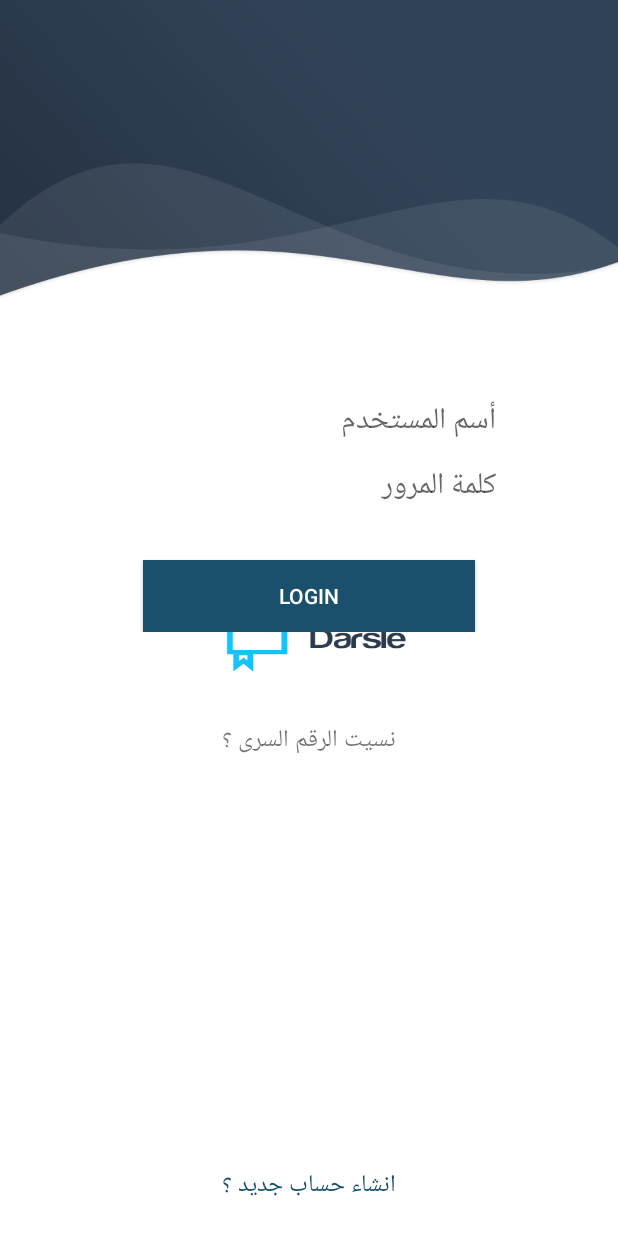
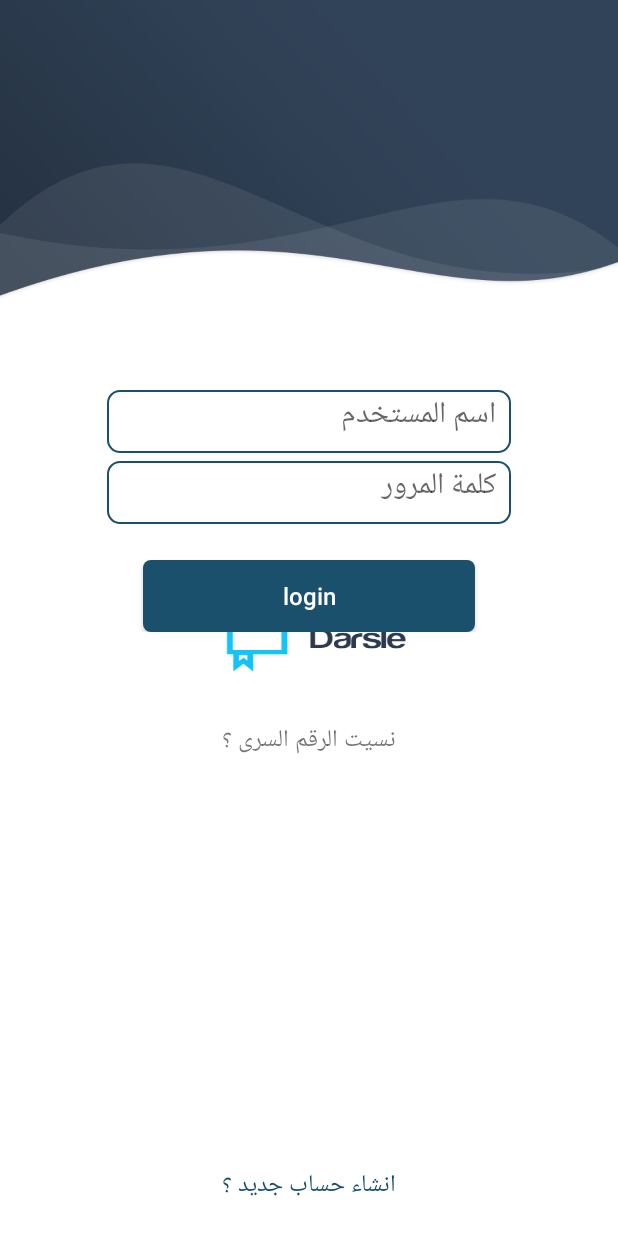
Before and after one commit to georgesamuel96/darsli, an Android app: the screen it shows after launch (LoginActivity), on a phone screen of 412 x 824 dp. Run offline under Robolectric (Android 15) with nearby library versions, the phone set to English and light mode, and no system bars.

Commit message:
finalize code

```diff
--- a/app/src/main/java/com/example/georgesamuel/darslidemo/MainActivity.java
+++ b/app/src/main/java/com/example/georgesamuel/darslidemo/MainActivity.java
@@ -7,24 +7,31 @@ import android.os.Bundle;
 
 public class MainActivity extends AppCompatActivity {
     Handler timer;
+    boolean isLogin;
 
     @Override
     protected void onCreate(Bundle savedInstanceState) {
         super.onCreate(savedInstanceState);
         setContentView(R.layout.activity_main);
+        isLogin = new SharedPrefConfig(this).getLoginStatus();
         timer = new Handler();
         timer.postDelayed(new Runnable() {
             @Override
             public void run() {
-                navigateToLogin();
+                navigateToNext(isLogin);
 
             }
         }, 2000L);
 
     }
 
-    private void navigateToLogin() {
-        Intent intent = new Intent(this, LoginActivity.class);
+    private void navigateToNext(Boolean isLogin) {
+        Intent intent = null;
+        if (isLogin) {
+            intent = new Intent(this, MaterialActivity.class);
+        } else {
+            intent = new Intent(this, LoginActivity.class);
+        }
         startActivity(intent);
         finish();
     }
--- a/app/src/main/java/com/example/georgesamuel/darslidemo/utils/AppConstants.java
+++ b/app/src/main/java/com/example/georgesamuel/darslidemo/utils/AppConstants.java
@@ -1,4 +1,7 @@
 package com.example.georgesamuel.darslidemo.utils;
 
 public class AppConstants {
+
+    public static String USERNAME = "Admin";
+    public static String PASSWORD = "Admin1234";
 }
--- /dev/null
+++ b/app/src/main/res/drawable/edit_text_bg.xml
@@ -0,0 +1,17 @@
+<?xml version="1.0" encoding="utf-8"?>
+<shape xmlns:android="http://schemas.android.com/apk/res/android"
+    android:shape="rectangle">
+
+    <solid android:color="@android:color/transparent" />
+    <corners android:radius="8dp" />
+    <stroke
+        android:width="1dp"
+        android:color="#1b506d"></stroke>
+
+    <padding
+        android:bottom="8dp"
+        android:left="8dp"
+        android:right="8dp"
+        android:top="8dp"></padding>
+
+</shape>
--- a/app/src/main/res/layout/activity_login.xml
+++ b/app/src/main/res/layout/activity_login.xml
@@ -34,8 +34,9 @@
             android:layout_width="269dp"
             android:layout_height="42dp"
             android:layout_centerHorizontal="true"
-            android:background="@drawable/et_bg"
+            android:background="@drawable/edit_text_bg"
             android:ems="20"
+            android:gravity="right"
             android:hint="أسم المستخدم"
             android:paddingRight="10dp"
             android:textColor="#000000"
@@ -47,7 +48,7 @@
             android:layout_height="42dp"
             android:layout_centerHorizontal="true"
             android:layout_marginTop="5dp"
-            android:background="@drawable/et_bg"
+            android:background="@drawable/edit_text_bg"
             android:ems="20"
             android:gravity="right"
             android:hint="كلمة المرور"
@@ -63,11 +64,13 @@
             android:layout_height="wrap_content"
 
             android:layout_marginStart="24dp"
+            android:layout_marginTop="24dp"
             android:layout_marginEnd="24dp"
-            android:layout_marginTop="24dp"
-            android:background="#1b506d"
+            android:background="@drawable/btn_bg"
             android:text="login"
-            android:textColor="#FFFFFF" />
+            android:textAllCaps="false"
+            android:textColor="#FFFFFF"
+            android:textSize="16sp" />
 
 
     </LinearLayout>
@@ -89,6 +92,7 @@
         android:visibility="gone" />
 
     <TextView
+        android:id="@+id/btnSignup"
         android:layout_width="wrap_content"
         android:layout_height="wrap_content"
         android:layout_alignParentBottom="true"
--- a/app/src/main/res/values/strings.xml
+++ b/app/src/main/res/values/strings.xml
@@ -1,5 +1,5 @@
 <resources>
-    <string name="app_name">DarsliDemo</string>
+    <string name="app_name">درسلي</string>
     <string name="title_activity_main2">Main2Activity</string>
     <string name="login_preference">com.example.android.egyptionstartups_login_preference</string>
     <string name="login_status_preference">com.example.android.egyptionstartups_login_status_preference</string>
```
Also changed, not shown: app/src/main/AndroidManifest.xml (+23 -13 lines), app/src/main/java/com/example/georgesamuel/darslidemo/LoginActivity.java (+26 -2 lines), app/src/main/java/com/example/georgesamuel/darslidemo/SignupLogout.java (+8 -0 lines), app/src/main/res/layout/activity_signup_logout.xml (+7 -7 lines).
